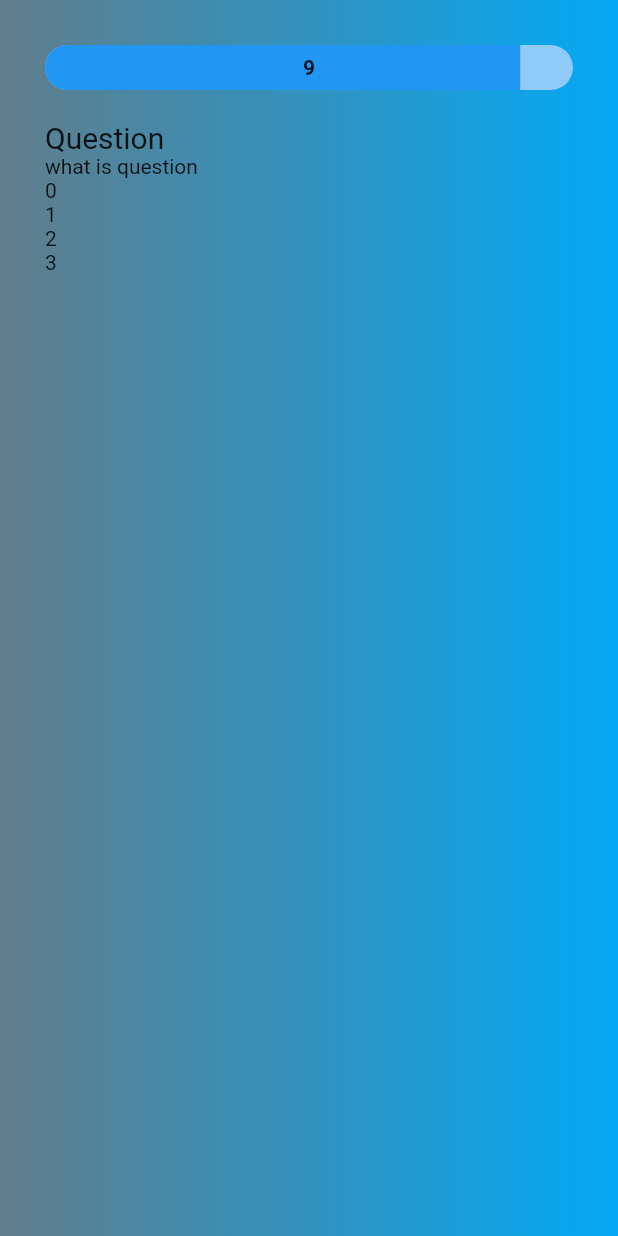
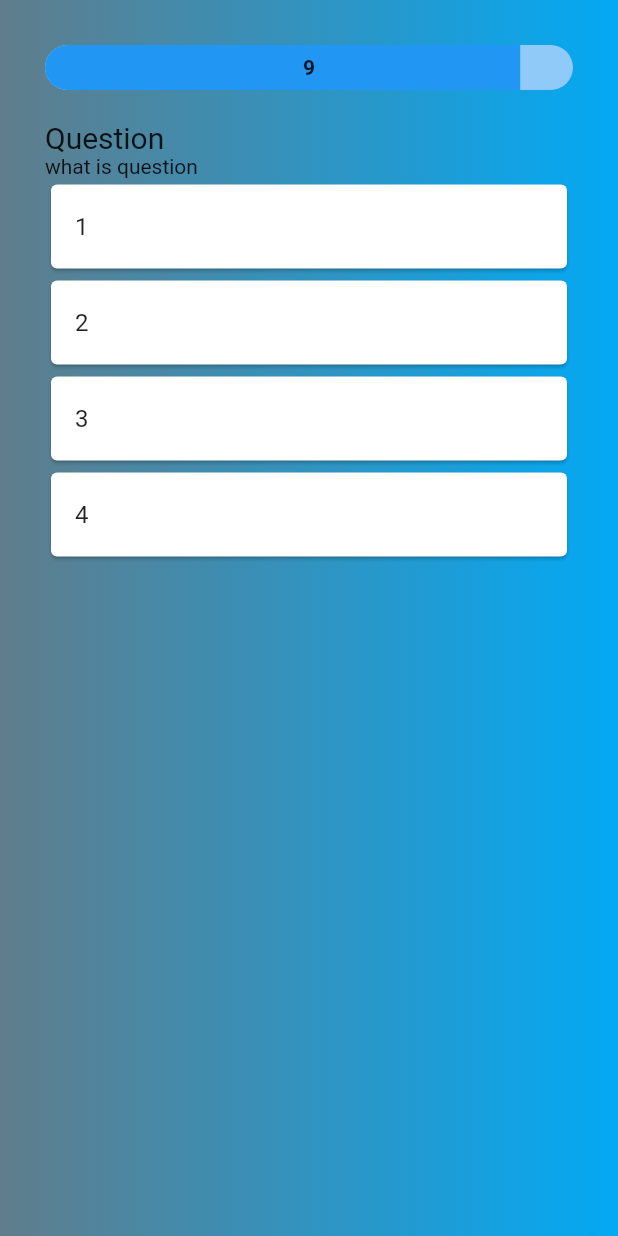
Before and after one commit to Dhiraj1424/Quiz_app, a Flutter app: the QuizPage screen opened directly, on a phone screen of 412 x 824 dp. Run offline on Flutter 3.47's test engine with Material 2 defaults, Android fonts, the phone set to English and light mode, and no system bars.

Commit message:
here selcting a ans and sowing a color

```diff
--- a/lib/Pages/homepage.dart
+++ b/lib/Pages/homepage.dart
@@ -20,7 +20,7 @@ class HomePage extends StatelessWidget {
               ),
               ElevatedButton(onPressed: (){
                 Navigator.of(context).push(MaterialPageRoute(builder: (_)=>QuizPage(totalTime:10,
-                question:questions,
+                question:questionObjects,
                 )));
               }, child: const Text('Start'))
             ],
--- a/lib/Pages/quiz_page.dart
+++ b/lib/Pages/quiz_page.dart
@@ -5,9 +5,10 @@ import 'package:quiz_app/components/gradient_box.dart';
 import 'package:quiz_app/models/question.dart';
 
 class QuizPage extends StatefulWidget {
-  const QuizPage({ Key? key,required this.totalTime,required this.question }) : super(key: key);
+  const QuizPage({Key? key, required this.totalTime, required this.question})
+      : super(key: key);
   final int totalTime;
-  final List<Question> question;
+  final List<QuestionDataModel> question;
 
   @override
   State<QuizPage> createState() => _QuizPageState();
@@ -16,21 +17,19 @@ class QuizPage extends StatefulWidget {
 class _QuizPageState extends State<QuizPage> {
   late int _currentTime;
   late Timer _timer;
-  int _currentindex=0;
+  int _currentindex = 0;
+  String _selectedAnswer = '';
 
   @override
   void initState() {
-
-    _currentTime=widget.totalTime;
+    _currentTime = widget.totalTime;
     super.initState();
-    _timer=Timer.periodic(const Duration(seconds: 1), (timer) {
-
+    _timer = Timer.periodic(const Duration(seconds: 1), (timer) {
       setState(() {
         print(_currentTime);
         _currentTime--;
-        if(_currentTime==0){
+        if (_currentTime == 0) {
           timer.cancel();
-
         }
       });
     });
@@ -44,8 +43,10 @@ class _QuizPageState extends State<QuizPage> {
 
   @override
   Widget build(BuildContext context) {
+    final currentQuestion = widget.question[_currentindex];
     return Scaffold(
-      body: GradientBox(child:Container(
+      body: GradientBox(
+          child: Container(
         child: Padding(
           padding: const EdgeInsets.all(30),
           child: Column(
@@ -54,34 +55,46 @@ class _QuizPageState extends State<QuizPage> {
               SizedBox(
                 height: 30,
                 child: ClipRRect(
-                  borderRadius:const  BorderRadius.all(Radius.circular(20)),
+                  borderRadius: const BorderRadius.all(Radius.circular(20)),
                   child: Stack(
                     fit: StackFit.expand,
                     children: [
                       LinearProgressIndicator(
-                      value: _currentTime/widget.totalTime,
-
+                        value: _currentTime / widget.totalTime,
                       ),
-                    Center(child: Text(_currentTime.toString(),
+                      Center(
+                          child: Text(
+                        _currentTime.toString(),
                         style: const TextStyle(fontWeight: FontWeight.bold),
                       ))
                     ],
                   ),
-
                 ),
               ),
               const SizedBox(
                 height: 20,
               ),
-              const Text('Question',style: TextStyle(fontSize: 20),),
-              Text(widget.question[_currentindex].question),
+              const Text(
+                'Question',
+                style: TextStyle(fontSize: 20),
+              ),
+              Text(currentQuestion.question),
               Expanded(
                 child: ListView.builder(
-                  itemCount: widget.question[_currentindex].answers.length,
-                  itemBuilder: (context, indext){
-                    return Text(indext.toString());
-                  }
-
+                  itemBuilder: (context, indext) {
+                    final ans = currentQuestion.answers[indext];
+                    return AnswerTile(
+                      isSelected: ans == _selectedAnswer,
+                      ans: ans,
+                      correctAnswer: currentQuestion.correctAnswer,
+                      onTab: () {
+                        setState(() {
+                          _selectedAnswer = ans;
+                        });
+                      },
+                    );
+                  },
+                  itemCount: currentQuestion.answers.length,
                 ),
               )
             ],
@@ -91,3 +104,36 @@ class _QuizPageState extends State<QuizPage> {
     );
   }
 }
+
+class AnswerTile extends StatelessWidget {
+  const AnswerTile(
+      {Key? key,
+      required this.isSelected,
+      required this.ans,
+      required this.correctAnswer,
+      required this.onTab})
+      : super(key: key);
+  final bool isSelected;
+  final String ans;
+  final String correctAnswer;
+  final Function onTab;
+
+  @override
+  Widget build(BuildContext context) {
+    return Card(
+      color: cardColor,
+      child: ListTile(
+        onTap: () => onTab(),
+        title: Text(ans),
+      ),
+    );
+  }
+
+  Color get cardColor {
+    if (!isSelected) return Colors.white;
+    if (ans == correctAnswer) {
+      return Colors.green;
+    }
+    return Colors.red;
+  }
+}
--- a/lib/models/question.dart
+++ b/lib/models/question.dart
@@ -6,25 +6,25 @@ import 'package:flutter/foundation.dart';
 
 
 
-class Question {
+class QuestionDataModel {
   final String id;
   final String question;
   final List<String> answers;
   final String correctAnswer;
-  Question({
+  QuestionDataModel({
     required this.id,
     required this.question,
     required this.answers,
     required this.correctAnswer,
   });
 
-  Question copyWith({
+  QuestionDataModel copyWith({
     String? id,
     String? question,
     List<String>? answers,
     String? correctAnswer,
   }) {
-    return Question(
+    return QuestionDataModel(
       id: id ?? this.id,
       question: question ?? this.question,
       answers: answers ?? this.answers,
@@ -43,8 +43,8 @@ class Question {
     return result;
   }
 
-  factory Question.fromMap(Map<String, dynamic> map) {
-    return Question(
+  factory QuestionDataModel.fromMap(Map<String, dynamic> map) {
+    return QuestionDataModel(
       id: map['id'] ?? '',
       question: map['question'] ?? '',
       answers: List<String>.from(map['answers']),
@@ -54,18 +54,18 @@ class Question {
 
   String toJson() => json.encode(toMap());
 
-  factory Question.fromJson(String source) => Question.fromMap(json.decode(source));
+  factory QuestionDataModel.fromJson(String source) => QuestionDataModel.fromMap(json.decode(source));
 
   @override
   String toString() {
-    return 'Question(id: $id, question: $question, answers: $answers, correctAnswer: $correctAnswer)';
+    return 'QuestionDataModel(id: $id, question: $question, answers: $answers, correctAnswer: $correctAnswer)';
   }
 
   @override
   bool operator ==(Object other) {
     if (identical(this, other)) return true;
 
-    return other is Question &&
+    return other is QuestionDataModel &&
       other.id == id &&
       other.question == question &&
       listEquals(other.answers, answers) &&
@@ -81,14 +81,15 @@ class Question {
   }
 }
 
-List<Question>questions=[
-  Question(id: '1', question: 'what is question', answers: [
+List<QuestionDataModel> questionObjects=[
+
+  QuestionDataModel(id: '1', question: 'what is question', answers: [
     '1','2','3','4'
   ], correctAnswer: '2'),
-  Question(id: '2', question: 'what 2 is question', answers: [
+  QuestionDataModel(id: '2', question: 'what 2 is question', answers: [
     '1','2','3','4'
   ], correctAnswer: '1'),
-   Question(id: '2', question: 'what 3rd question', answers: [
+   QuestionDataModel(id: '2', question: 'what 3rd question', answers: [
     '1','2','3','4'
   ], correctAnswer: '4'),
 ];
```
Lines whose indentation alone changed are shown as unchanged.
